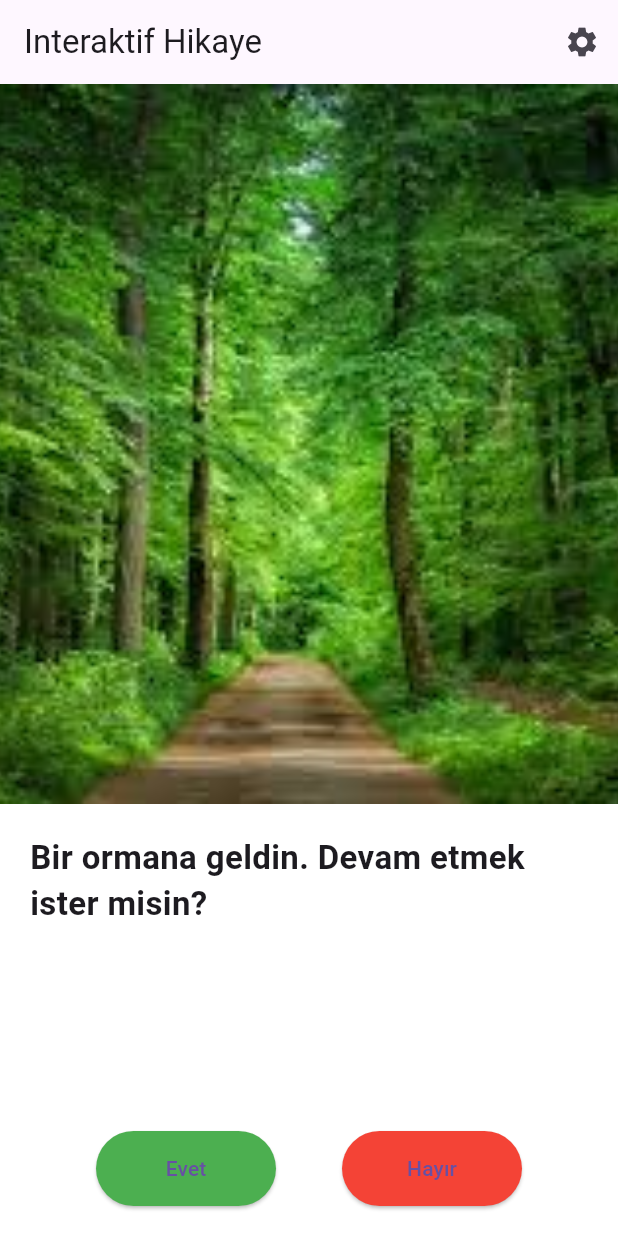
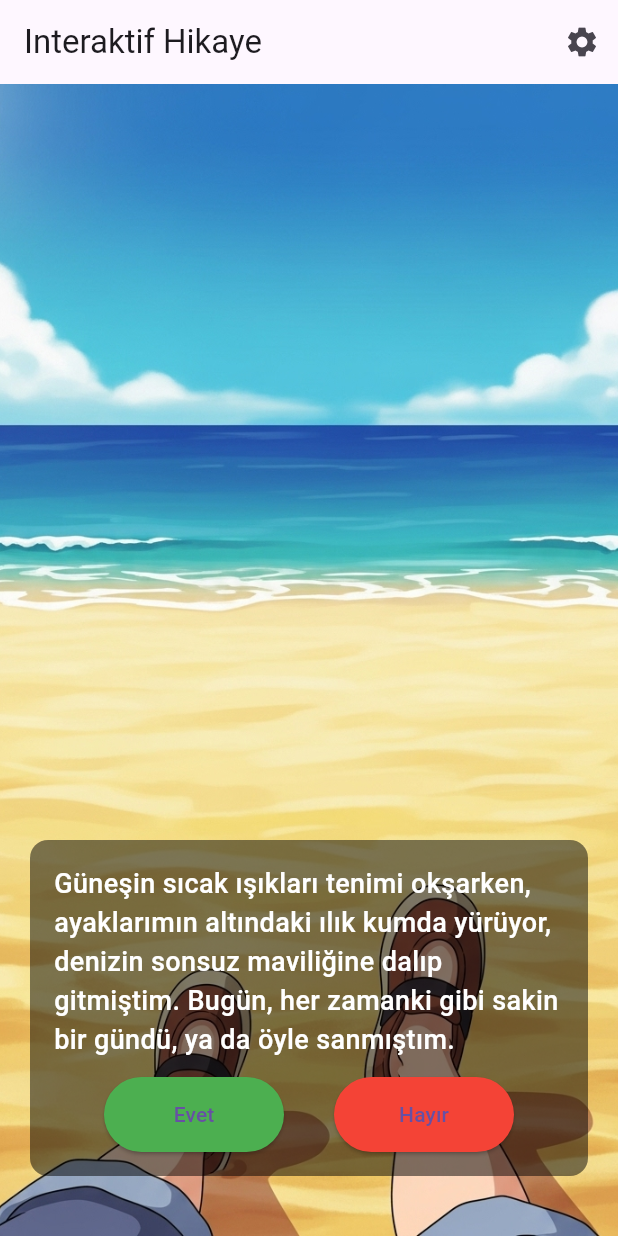
Before and after one commit to stg7x/interactivestory, a Flutter app: the screen it shows after launch, on a phone screen of 412 x 824 dp. Run offline on Flutter 3.47's test engine with Material 3 defaults, Android fonts, the light colour scheme and no system bars.

Commit message:
Added full-screen story images with text overlay and swipe settings

```diff
--- a/lib/main.dart
+++ b/lib/main.dart
@@ -19,12 +19,25 @@ class StoryPage extends StatefulWidget {
 
 class _StoryPageState extends State<StoryPage> {
   int storyIndex = 0;
-  bool swipeEnabled = false; // ayar ile kontrol
+  bool swipeEnabled = false;
 
   final List<Map<String, dynamic>> storyData = [
-    {'text': 'Bir ormana geldin. Devam etmek ister misin?', 'image': 'assets/forest.jpg'},
-    {'text': 'Bir nehir gördün. Üzerinden geçmek ister misin?', 'image': 'assets/river.jpg'},
-    {'text': 'Macera sona erdi!', 'image': 'assets/ending.jpg'},
+    {
+      'text': 'Güneşin sıcak ışıkları tenimi okşarken, ayaklarımın altındaki ılık kumda yürüyor, denizin sonsuz maviliğine dalıp gitmiştim. Bugün, her zamanki gibi sakin bir gündü, ya da öyle sanmıştım.',
+      'image': 'assets/ilkresim.png',
+    },
+    {
+      'text': 'Uzakta, kumsalda tek başına oturan yaşlı bir adam dikkatimi çekti. Üzerinde eski püskü ama temiz kıyafetler vardı ve denize doğru bakıyordu, sanki bir şey bekliyormuş gibiydi.',
+      'image': 'assets/hikaye2.png',
+    },
+    {
+      'text': 'Merakıma yenik düşerek ona doğru yürüdüm. Yaklaştıkça, yüzündeki derin çizgilerin her birinin bir hikaye anlattığını fark ettim. Yanına vardığımda, bana döndü ve gözlerinde bilgelikle dolu bir parıltı vardı.',
+      'image': 'assets/3hikaye.png',
+    },
+    {
+      'text': 'Sözleri beni şaşırttı. Tam ne diyeceğimi düşünürken, arkasındaki havada garip bir titreşim başladı. Hava bükülüyor, renkler dans ediyordu. Sanki görünmez bir el perdenin arkasını aralıyordu.',
+      'image': 'assets/4hikaye.png',
+    },
   ];
 
   void nextStory(bool choice) {
@@ -73,33 +86,42 @@ class _StoryPageState extends State<StoryPage> {
                 }
               }
             : null,
-        child: Column(
+        child: Stack(
           children: [
-            Expanded(
-              flex: 5,
-              child: Container(
-                width: double.infinity,
-                decoration: BoxDecoration(
-                  image: DecorationImage(
-                    image: AssetImage(storyData[storyIndex]['image']),
-                    fit: BoxFit.cover,
-                  ),
+            // Arka plan görseli tüm ekran
+            Container(
+              width: double.infinity,
+              height: double.infinity,
+              decoration: BoxDecoration(
+                image: DecorationImage(
+                  image: AssetImage(storyData[storyIndex]['image']),
+                  fit: BoxFit.cover,
                 ),
               ),
             ),
-            Expanded(
-              flex: 3,
+            // Hikaye kutucuğu ve butonlar
+            Positioned(
+              bottom: 40,
+              left: 20,
+              right: 20,
               child: Container(
-                padding: EdgeInsets.all(20),
-                width: double.infinity,
-                color: Colors.white,
+                padding: EdgeInsets.all(16),
+                decoration: BoxDecoration(
+                  color: Colors.black.withOpacity(0.5),
+                  borderRadius: BorderRadius.circular(12),
+                ),
                 child: Column(
-                  mainAxisAlignment: MainAxisAlignment.spaceBetween,
+                  mainAxisSize: MainAxisSize.min,
                   children: [
                     Text(
                       storyData[storyIndex]['text'],
-                      style: TextStyle(fontSize: 22, fontWeight: FontWeight.bold),
+                      style: TextStyle(
+                        fontSize: 18,
+                        color: Colors.white,
+                        fontWeight: FontWeight.w500,
+                      ),
                     ),
+                    if (!swipeEnabled) SizedBox(height: 12),
                     if (!swipeEnabled)
                       Row(
                         mainAxisAlignment: MainAxisAlignment.spaceEvenly,
```
Also changed, not shown: pubspec.yaml (+8 -2 lines), assets/3hikaye.png (added), assets/4hikaye.png (added), assets/5hikaye.png (added), assets/forest.jpg (deleted), assets/hikaye2.png (added), assets/ilkresim.png (added), assets/river.jpg (deleted), pubspec.lock, 1 other file.
